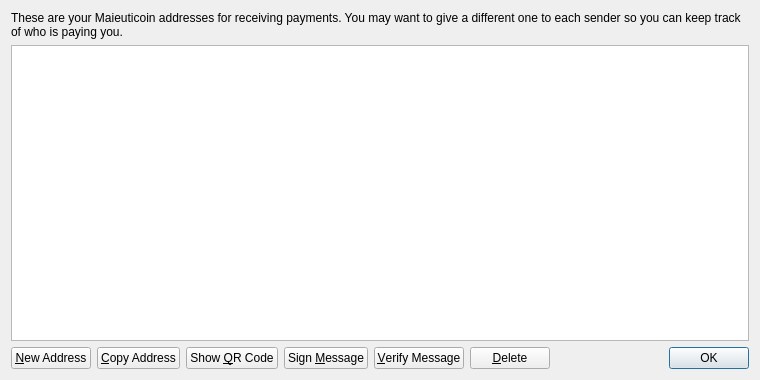
C2MMXIV/MMXIV, file src/qt/forms/addressbookpage.ui: the form before one commit.
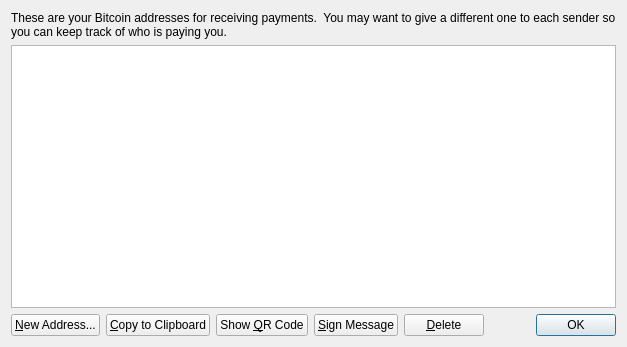
The form after the commit. Icons and pictures are not drawn.

Diff of the .ui file:
```diff
--- a/src/qt/forms/addressbookpage.ui
+++ b/src/qt/forms/addressbookpage.ui
@@ -6,8 +6,8 @@
    <rect>
     <x>0</x>
     <y>0</y>
-    <width>760</width>
-    <height>380</height>
+    <width>627</width>
+    <height>347</height>
    </rect>
   </property>
   <property name="windowTitle">
@@ -17,10 +17,10 @@
    <item>
     <widget class="QLabel" name="labelExplanation">
      <property name="text">
-      <string>These are your Maieuticoin addresses for receiving payments. You may want to give a different one to each sender so you can keep track of who is paying you.</string>
+      <string>These are your Bitcoin addresses for receiving payments.  You may want to give a different one to each sender so you can keep track of who is paying you.</string>
      </property>
      <property name="textFormat">
-      <enum>Qt::PlainText</enum>
+      <enum>Qt::AutoText</enum>
      </property>
      <property name="wordWrap">
       <bool>true</bool>
@@ -63,7 +63,7 @@
         <string>Create a new address</string>
        </property>
        <property name="text">
-        <string>&amp;New Address</string>
+        <string>&amp;New Address...</string>
        </property>
        <property name="icon">
         <iconset resource="../bitcoin.qrc">
@@ -77,7 +77,7 @@
         <string>Copy the currently selected address to the system clipboard</string>
        </property>
        <property name="text">
-        <string>&amp;Copy Address</string>
+        <string>&amp;Copy to Clipboard</string>
        </property>
        <property name="icon">
         <iconset resource="../bitcoin.qrc">
@@ -102,7 +102,7 @@
         <string>Sign a message to prove you own a Maieuticoin address</string>
        </property>
        <property name="text">
-        <string>Sign &amp;Message</string>
+        <string>&amp;Sign Message</string>
        </property>
        <property name="icon">
         <iconset resource="../bitcoin.qrc">
@@ -110,20 +110,6 @@
        </property>
       </widget>
      </item>
-     <item>
-      <widget class="QPushButton" name="verifyMessage">
-       <property name="toolTip">
-        <string>Verify a message to ensure it was signed with a specified Maieuticoin address</string>
-       </property>
-       <property name="text">
-        <string>&amp;Verify Message</string>
-       </property>
-       <property name="icon">
-        <iconset resource="../bitcoin.qrc">
-         <normaloff>:/icons/transaction_0</normaloff>:/icons/transaction_0</iconset>
-       </property>
-      </widget>
-     </item>
      <item>
       <widget class="QPushButton" name="deleteButton">
        <property name="toolTip">
```
Left out of the diff: 12 changed lines with no effect on the pictures.
